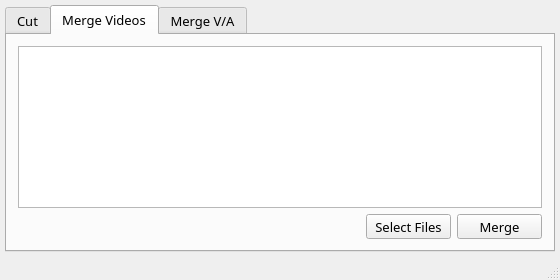
First picture: the form in ffmpeg-helper/ffmpeg-helper/mwin.ui, repository taseikyo/PyQt5-Apps, before the edit.
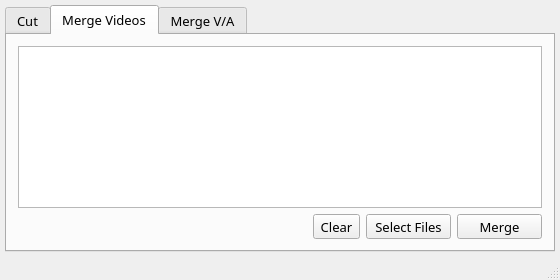
Second picture: the form after the edit. The open tabs and pages were chosen to show the change. Icons and pictures are not drawn.

Commit message: bugfix: 'Merge Videos' tab should accept multiple files at a time

What changed in the file:
```diff
--- a/ffmpeg-helper/ffmpeg-helper/mwin.ui
+++ b/ffmpeg-helper/ffmpeg-helper/mwin.ui
@@ -263,6 +263,16 @@
             </property>
            </spacer>
           </item>
+          <item>
+           <widget class="QToolButton" name="clear_video_files_btn">
+            <property name="cursor">
+             <cursorShape>PointingHandCursor</cursorShape>
+            </property>
+            <property name="text">
+             <string>Clear</string>
+            </property>
+           </widget>
+          </item>
           <item>
            <widget class="QToolButton" name="select_video_files_btn">
             <property name="minimumSize">
```
Left out of the diff: 10 changed lines with no effect on the pictures. The commit also changes 1 other file.
